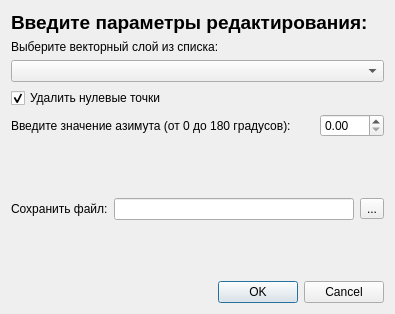
Old version of the form bpla_plugin_flights_dialog_base.ui in the repository vedmitt/Argest.
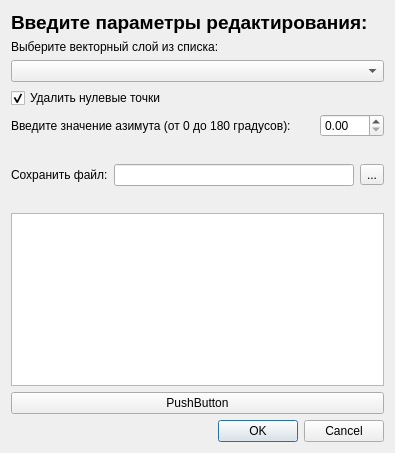
New version of the form. Custom widgets are drawn as their Qt base class.

Commit message: feat (bpla_plugin_flights_dialog_base): добавить textEdit для отладки кода feat (bpla_plugin_flights): удалить нулевые точки, не затрагивая исходный код. Сохранить в новый shapefile.

The edit to the form file:
```diff
--- a/bpla_plugin_flights_dialog_base.ui
+++ b/bpla_plugin_flights_dialog_base.ui
@@ -7,7 +7,7 @@
     <x>0</x>
     <y>0</y>
     <width>395</width>
-    <height>314</height>
+    <height>453</height>
    </rect>
   </property>
   <property name="windowTitle">
@@ -129,6 +129,16 @@
      </property>
     </spacer>
    </item>
+   <item>
+    <widget class="QTextEdit" name="textEdit"/>
+   </item>
+   <item>
+    <widget class="QPushButton" name="pushButton">
+     <property name="text">
+      <string>PushButton</string>
+     </property>
+    </widget>
+   </item>
    <item>
     <widget class="QDialogButtonBox" name="button_box">
      <property name="orientation">
```
The commit also changes 3 other files.
